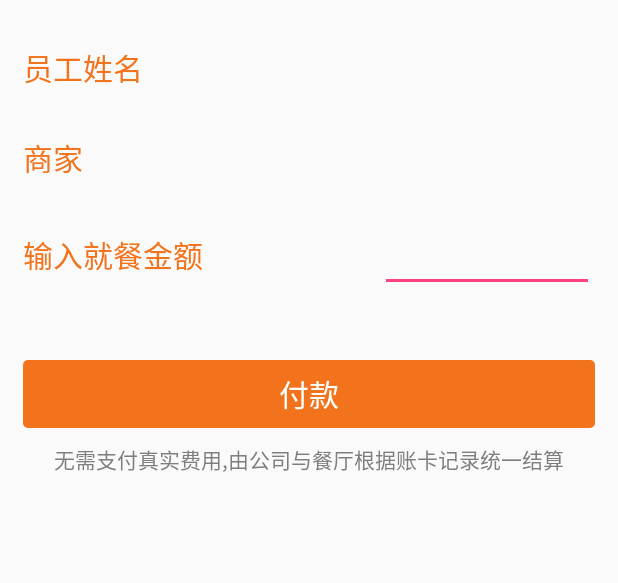
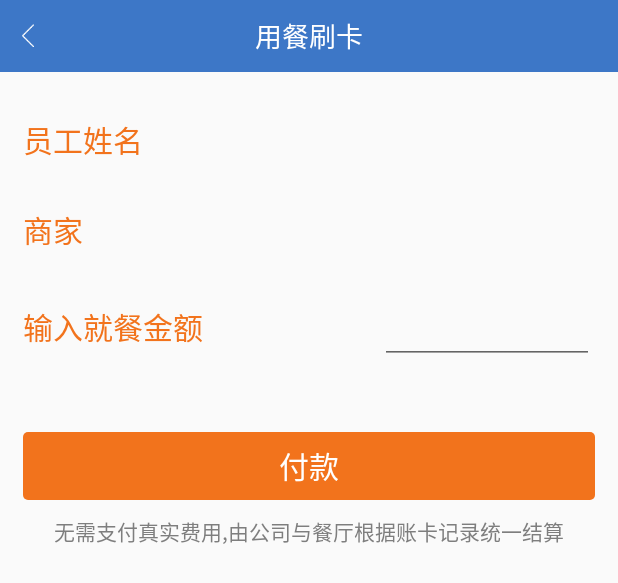
Before and after one commit to datayes-dev/moa-android, an Android app: the layout activity_pay_money.xml on its own in the app's theme, with its tools: preview values and no code run, on a phone screen of 412 x 824 dp. Shown: the top 583 px of the screen. Run offline under Robolectric (Android 15) with nearby library versions, the phone set to English and light mode, and no system bars.

Commit message:
title View

```diff
--- /dev/null
+++ b/app/src/main/java/com/datayes/dyoa/common/view/CMarqueeText.java
@@ -0,0 +1,57 @@
+/*
+ * *
+ *  * 通联数据机密
+ *  * --------------------------------------------------------------------
+ *  * 通联数据股份公司版权所有 © 2013-2016
+ *  *
+ *  * 注意：本文所载所有信息均属于通联数据股份公司资产。本文所包含的知识和技术概念均属于
+ *  * 通联数据产权，并可能由中国、美国和其他国家专利或申请中的专利所覆盖，并受商业秘密或
+ *  * 版权法保护。
+ *  * 除非事先获得通联数据股份公司书面许可，严禁传播文中信息或复制本材料。
+ *  *
+ *  * DataYes CONFIDENTIAL
+ *  * --------------------------------------------------------------------
+ *  * Copyright © 2013-2016 DataYes, All Rights Reserved.
+ *  *
+ *  * NOTICE: All information contained herein is the property of DataYes
+ *  * Incorporated. The intellectual and technical concepts contained herein are
+ *  * proprietary to DataYes Incorporated, and may be covered by China, U.S. and
+ *  * Other Countries Patents, patents in process, and are protected by trade
+ *  * secret or copyright law.
+ *  * Dissemination of this information or reproduction of this material is
+ *  * strictly forbidden unless prior written permission is obtained from DataYes.
+ *
+ */
+package com.datayes.dyoa.common.view;
+
+import android.content.Context;
+import android.util.AttributeSet;
+import android.widget.TextView;
+
+/**
+ * @brief 任何状态下都可以跑马的TextView
+ * @author shenen.gao
+ * @date 2016-4-5 下午1:58:21
+ * @version 1.0
+ *
+ */
+public class CMarqueeText extends TextView {
+
+	public CMarqueeText(Context context, AttributeSet attrs, int defStyleAttr) {
+		super(context, attrs, defStyleAttr);
+	}
+
+	public CMarqueeText(Context context, AttributeSet attrs) {
+		super(context, attrs);
+	}
+
+	public CMarqueeText(Context context) {
+		super(context);
+	}
+
+	@Override
+	public void onWindowFocusChanged(boolean hasWindowFocus) {
+
+//		super.onWindowFocusChanged(hasWindowFocus);
+	}
+}
--- /dev/null
+++ b/app/src/main/java/com/datayes/dyoa/common/view/CTitle.java
@@ -0,0 +1,318 @@
+/*
+ * *
+ *  * 通联数据机密
+ *  * --------------------------------------------------------------------
+ *  * 通联数据股份公司版权所有 © 2013-2016
+ *  *
+ *  * 注意：本文所载所有信息均属于通联数据股份公司资产。本文所包含的知识和技术概念均属于
+ *  * 通联数据产权，并可能由中国、美国和其他国家专利或申请中的专利所覆盖，并受商业秘密或
+ *  * 版权法保护。
+ *  * 除非事先获得通联数据股份公司书面许可，严禁传播文中信息或复制本材料。
+ *  *
+ *  * DataYes CONFIDENTIAL
+ *  * --------------------------------------------------------------------
+ *  * Copyright © 2013-2016 DataYes, All Rights Reserved.
+ *  *
+ *  * NOTICE: All information contained herein is the property of DataYes
+ *  * Incorporated. The intellectual and technical concepts contained herein are
+ *  * proprietary to DataYes Incorporated, and may be covered by China, U.S. and
+ *  * Other Countries Patents, patents in process, and are protected by trade
+ *  * secret or copyright law.
+ *  * Dissemination of this information or reproduction of this material is
+ *  * strictly forbidden unless prior written permission is obtained from DataYes.
+ *
+ */
+
+package com.datayes.dyoa.common.view;
+
+import java.io.IOException;
+
+import android.content.Context;
+import android.content.res.TypedArray;
+import android.graphics.drawable.Drawable;
+import android.util.AttributeSet;
+import android.view.KeyEvent;
+import android.view.LayoutInflater;
+import android.view.View;
+import android.view.View.OnClickListener;
+import android.widget.Button;
+import android.widget.RelativeLayout;
+import android.widget.TextView;
+import com.datayes.dyoa.R;
+
+
+/**
+ * @brief 公用title
+ * @date 2014-11-13 上午9:56:08
+ */
+public class CTitle extends RelativeLayout implements OnClickListener {
+
+    /**
+     * @author shenen.gao
+     *  @brief 标题层大于3层有返回按钮
+     *  @param context
+     *  @param btn void
+     *  @throws
+     * @date 2016-2-26 上午11:13:30
+     *
+     */
+
+
+    private Button fRrightLeftBtn;// 右侧左数第一个按钮
+    private Button fRightBtn, fLeftBtn, fLeftBtn1;// 最右侧按钮,左侧按钮
+    private TextView fTitleTxt, fTitleTxt1, fRightText;// 标题，右侧按钮显示文案
+    private RelativeLayout titleBar;
+
+    public Button getfRrightLeftBtn() {
+        return fRrightLeftBtn;
+    }
+
+    public CTitle(Context context, AttributeSet attrs) {
+        super(context, attrs);
+        init();
+        setAttribute(context, attrs);
+    }
+
+    private void init() {
+        LayoutInflater inflater = (LayoutInflater) getContext()
+                .getSystemService(Context.LAYOUT_INFLATER_SERVICE);
+        inflater.inflate(R.layout.title_bar, this, true);
+        titleBar = (RelativeLayout) findViewById(R.id.rl_title_bar);
+        fTitleTxt = (TextView) findViewById(R.id.titleTxt);
+        fTitleTxt1 = (TextView) findViewById(R.id.titleTxt1);
+        fRrightLeftBtn = (Button) findViewById(R.id.rightLeftBtn);
+        fRightBtn = (Button) findViewById(R.id.rightBtn);
+        fLeftBtn = (Button) findViewById(R.id.leftBtn);
+        fLeftBtn1 = (Button) findViewById(R.id.leftBtn1);
+        fRightText = (TextView) findViewById(R.id.rightText);
+    }
+
+    private void setAttribute(Context context, AttributeSet attrs) {
+        TypedArray typedArray = context.obtainStyledAttributes(attrs,
+                R.styleable.mTitle);
+
+        String txt = typedArray.getString(R.styleable.mTitle_titleValue);
+        if (txt != null && !"".equals(txt)) {
+            fTitleTxt.setText(txt);
+        }
+
+        Drawable right_bg = typedArray
+                .getDrawable(R.styleable.mTitle_title_right_btn_bg);
+        if (right_bg != null) {
+            right_bg.setBounds(0, 0,
+                    right_bg.getMinimumWidth(),
+                    right_bg.getMinimumHeight());
+
+            fRightBtn.setCompoundDrawables(right_bg, null, null, null);
+            fRightBtn.setVisibility(View.VISIBLE);
+        }
+
+        if (typedArray.getBoolean(R.styleable.mTitle_title_back, false)) {// title_back
+            // 属性设置为true时
+            // title返回键模拟发送硬件返回键
+            fLeftBtn.setOnClickListener(this);
+        }
+        if (typedArray.getBoolean(R.styleable.mTitle_display_left_back_drawable,
+                false)) {// title_back
+            // 属性设置为true时
+            // title返回键有图标
+            fLeftBtn.setCompoundDrawables(null, null, null, null);
+        }
+
+        Drawable left_btn_drawable = typedArray.getDrawable(R.styleable.mTitle_left_btn_drawable);
+        if (left_btn_drawable != null) {
+            left_btn_drawable.setBounds(0, 0,
+                    left_btn_drawable.getMinimumWidth(),
+                    left_btn_drawable.getMinimumHeight());
+
+            fLeftBtn.setCompoundDrawables(left_btn_drawable, null, null, null);
+        }
+
+        if (typedArray.getBoolean(R.styleable.mTitle_leftBtn_visibility, false)) {
+            fLeftBtn.setVisibility(View.GONE);
+        }
+
+        String rightInfo = typedArray.getString(R.styleable.mTitle_rightNote);
+        if (rightInfo != null && !"".equals(rightInfo)) {
+            fRightText.setText(rightInfo);
+
+        }
+        Drawable title_rightNote_drawable = typedArray
+                .getDrawable(R.styleable.mTitle_rightNote_drawable);
+        if (title_rightNote_drawable != null) {
+            title_rightNote_drawable.setBounds(0, 0,
+                    title_rightNote_drawable.getMinimumWidth(),
+                    title_rightNote_drawable.getMinimumHeight());
+
+            fRightText.setCompoundDrawables(null, null,
+                    title_rightNote_drawable, null);
+        }
+
+        int right_text_margin = (int) typedArray.getDimension(
+                R.styleable.mTitle_right_text_margin_right, 0);
+
+        if (right_text_margin > 0) {
+
+            LayoutParams layoutParams = (LayoutParams) fRightText
+                    .getLayoutParams();
+
+            if (layoutParams != null) {
+
+                layoutParams.setMargins(0, 0, right_text_margin, 0);
+
+                fRightText.setLayoutParams(layoutParams);
+            }
+        }
+
+        int right_text_appearance = typedArray.getResourceId(
+                R.styleable.mTitle_right_text_text_appearance, 0);
+
+        if (right_text_appearance > 0) {
+            fRightText.setTextAppearance(getContext(), right_text_appearance);
+        }
+
+        Drawable right_left_bg = typedArray
+                .getDrawable(R.styleable.mTitle_title_right_left_btn_bg);
+        if (right_left_bg != null) {
+
+            right_left_bg.setBounds(0, 0,
+                    right_left_bg.getMinimumWidth(),
+                    right_left_bg.getMinimumHeight());
+
+            fRrightLeftBtn.setCompoundDrawables(right_left_bg, null, null, null);
+
+        }
+
+        int right_btn_margin_right = (int) typedArray.getDimension(
+                R.styleable.mTitle_right_btn_margin_right, 0);
+
+        if (right_btn_margin_right > 0) {
+
+            fRightBtn.setPadding(0, 0, right_btn_margin_right, 0);
+        }
+
+        typedArray.recycle();
+    }
+
+    public void setRightBtnVisibility(int vis) {
+        if (fRightBtn != null) {
+            fRightBtn.setVisibility(vis);
+        }
+    }
+
+    public void setLeftValue(String leftValue) {
+        if (leftValue != null && !"".equals(leftValue) && fLeftBtn != null) {
+            fLeftBtn.setText(leftValue);
+        }
+
+    }
+
+    public Button getRightBtn() {
+        return fRightBtn;
+    }
+
+    public Button getLeftBtn() {
+        return fLeftBtn;
+    }
+
+    public TextView getRightText() {
+        return fRightText;
+    }
+
+    public void setRightBtnValue(String leftValue) {
+        if (fRightBtn != null && !"".equals(fRightBtn) && fRightBtn != null) {
+            fRightBtn.setText(leftValue);
+        }
+
+    }
+
+    public void setRightTextClick(View.OnClickListener l) {
+        if (fRightText != null) {
+            fRightText.setOnClickListener(l);
+        }
+    }
+
+    public void setRightTextStr(String str) {
+        if (fRightText != null) {
+            fRightText.setText(str);
+        }
+    }
+
+    public void setRightLeftBtnClick(View.OnClickListener l) {
+        if (fRrightLeftBtn != null) {
+            fRrightLeftBtn.setOnClickListener(l);
+        }
+    }
+
+    public void setRightBtnText(String rightbtn) {
+        findViewById(R.id.rightFenGeLayout).setVisibility(View.VISIBLE);
+        fRightBtn.setVisibility(View.GONE);
+        Button rightFenGe = (Button) findViewById(R.id.rightFenGe);
+
+        rightFenGe.setPadding(15, 0, 15, 0);
+        rightFenGe.setText(rightbtn);
+
+
+    }
+
+    public void setRightBtnBg(int resid) {
+        if (fRightBtn != null) {
+            fRightBtn.setBackgroundResource(resid);
+
+        }
+    }
+
+    public void setrightFenGeClick(View.OnClickListener l) {
+        findViewById(R.id.rightFenGe).setOnClickListener(l);
+
+    }
+
+    public void setRightBtnClick(View.OnClickListener l) {
+        if (fRightBtn != null) {
+            fRightBtn.setOnClickListener(l);
+        }
+    }
+
+    public void setLeftBtnClick(View.OnClickListener l) {
+        if (fLeftBtn != null) {
+            fLeftBtn.setOnClickListener(l);
+        }
+    }
+
+    public void setTitleText(String value) {
+        if (fTitleTxt != null) {
+            fTitleTxt.setText(value);
+        }
+    }
+
+    public void setTitleBarColor(int color) {
+        if (titleBar != null) {
+            titleBar.setBackgroundColor(titleBar.getResources().getColor(color));
+        }
+    }
+
+    public TextView getTextView() {
+        return fTitleTxt;
+    }
+
+    public TextView getTextView1() {
+        return fTitleTxt1;
+    }
+
+    @Override
+    public void onClick(View v) {
+        switch (v.getId()) {
+            case R.id.leftBtn:
+                try {
+                    // 模拟发送返回键
+                    Runtime runtime = Runtime.getRuntime();
+                    runtime.exec("input keyevent " + KeyEvent.KEYCODE_BACK);
+                } catch (IOException e) {
+                    e.printStackTrace();
+                }
+                break;
+            default:
+                break;
+        }
+    }
+}
--- /dev/null
+++ b/app/src/main/res/drawable/icon_back_bg.xml
@@ -0,0 +1,9 @@
+<?xml version="1.0" encoding="utf-8"?>
+<selector
+  xmlns:android="http://schemas.android.com/apk/res/android">
+  <item
+    android:state_pressed="true"
+    android:drawable="@mipmap/icon_back_p" />
+  <item
+    android:drawable="@mipmap/icon_back_p" />
+</selector>
--- a/app/src/main/res/layout/activity_pay_money.xml
+++ b/app/src/main/res/layout/activity_pay_money.xml
@@ -1,5 +1,16 @@
 <?xml version="1.0" encoding="utf-8"?>
 <LinearLayout xmlns:android="http://schemas.android.com/apk/res/android"
+              xmlns:irr="http://schemas.android.com/apk/res-auto"
+              android:layout_width="match_parent"
+              android:layout_height="match_parent"
+              android:orientation="vertical">
+
+    <com.datayes.dyoa.common.view.CTitle
+        android:layout_width="fill_parent"
+        android:layout_height="wrap_content"
+        irr:titleValue="@string/pay_title"/>
+
+    <LinearLayout
         android:layout_width="match_parent"
         android:layout_height="match_parent"
         android:layout_marginLeft="15dp"
@@ -97,5 +108,5 @@
             android:text="@string/message_key"
             android:textAppearance="@style/font_T3"
             android:textColor="@color/color_H7"/>
-
     </LinearLayout>
+</LinearLayout>
--- /dev/null
+++ b/app/src/main/res/layout/title_bar.xml
@@ -0,0 +1,136 @@
+<?xml version="1.0" encoding="utf-8"?>
+<RelativeLayout xmlns:android="http://schemas.android.com/apk/res/android"
+                android:id="@+id/rl_title_bar"
+                android:layout_width="fill_parent"
+                android:layout_height="48dip"
+                android:background="@color/color_B1"
+                android:orientation="horizontal">
+
+    <Button
+        android:id="@+id/leftBtn"
+        android:layout_width="wrap_content"
+        android:layout_height="fill_parent"
+        android:layout_alignParentLeft="true"
+        android:layout_centerVertical="true"
+        android:background="@null"
+        android:drawableLeft="@drawable/icon_back_bg"
+        android:paddingLeft="10dp"
+        android:paddingRight="6dp"
+        android:textColor="#ffffffff"
+        android:textSize="18sp" />
+
+    <Button
+        android:id="@+id/leftBtn1"
+        android:layout_width="wrap_content"
+        android:layout_height="fill_parent"
+        android:layout_centerVertical="true"
+        android:layout_toRightOf="@id/leftBtn"
+        android:background="@null"
+        android:paddingRight="30dp"
+        android:textAppearance="@style/font_T4"
+        android:textColor="@color/color_W1"
+        android:visibility="gone" />
+
+    <com.datayes.dyoa.common.view.CMarqueeText
+        android:id="@+id/titleTxt"
+        android:layout_width="match_parent"
+        android:layout_height="wrap_content"
+        android:layout_centerVertical="true"
+        android:layout_marginLeft="75dp"
+        android:layout_marginRight="75dp"
+        android:drawablePadding="4dp"
+        android:ellipsize="marquee"
+        android:focusable="true"
+        android:focusableInTouchMode="true"
+        android:gravity="center"
+        android:includeFontPadding="false"
+        android:lineSpacingExtra="0dp"
+        android:marqueeRepeatLimit="marquee_forever"
+        android:scrollHorizontally="true"
+        android:singleLine="true"
+        android:textColor="@color/color_W1"
+        android:textAppearance="@style/font_T7" />
+
+    <TextView
+        android:id="@+id/titleTxt1"
+        android:layout_width="match_parent"
+        android:layout_height="wrap_content"
+        android:layout_alignParentBottom="true"
+        android:layout_marginLeft="75dp"
+        android:layout_marginRight="75dp"
+        android:ellipsize="marquee"
+        android:focusable="true"
+        android:focusableInTouchMode="true"
+        android:gravity="top|center_horizontal"
+        android:includeFontPadding="false"
+        android:marqueeRepeatLimit="marquee_forever"
+        android:scrollHorizontally="true"
+        android:singleLine="true"
+        android:textAppearance="@style/font_T3"
+        android:textColor="@color/color_W1"
+        android:visibility="gone" />
+
+    <Button
+        android:id="@+id/rightBtn"
+        android:layout_width="wrap_content"
+        android:layout_height="fill_parent"
+        android:layout_alignParentRight="true"
+        android:layout_centerVertical="true"
+        android:layout_marginRight="0dip"
+        android:background="#00000000"
+        android:gravity="center"
+        android:textColor="#ffcccccc"
+        android:textSize="18sp" />
+
+    <TextView
+        android:id="@+id/rightText"
+        android:layout_width="wrap_content"
+        android:layout_height="match_parent"
+        android:layout_centerVertical="true"
+        android:layout_marginRight="15dp"
+        android:layout_toLeftOf="@id/rightBtn"
+        android:gravity="center"
+        android:textColor="@color/color_H5"
+        android:textAppearance="@style/font_T5" />
+
+    <Button
+        android:id="@+id/rightLeftBtn"
+        android:layout_width="wrap_content"
+        android:layout_height="fill_parent"
+        android:layout_centerVertical="true"
+        android:layout_toLeftOf="@id/rightText"
+        android:background="#00000000"
+        android:gravity="center"
+        android:paddingLeft="15dp"
+        android:paddingRight="15dp" />
+
+    <RelativeLayout
+        android:id="@+id/rightFenGeLayout"
+        android:layout_width="wrap_content"
+        android:layout_height="wrap_content"
+        android:layout_alignParentRight="true"
+        android:layout_centerVertical="true"
+        android:visibility="gone">
+
+        <ImageView
+            android:id="@+id/alignrightLeftBtn"
+            android:layout_width="wrap_content"
+            android:layout_height="wrap_content"
+            android:layout_centerVertical="true"
+            android:layout_marginRight="-1dip"
+            android:background="@mipmap/break_line"
+            android:contentDescription="@string/app_name" />
+
+        <Button
+            android:id="@+id/rightFenGe"
+            android:layout_width="wrap_content"
+            android:layout_height="wrap_content"
+            android:layout_centerVertical="true"
+            android:layout_toRightOf="@+id/alignrightLeftBtn"
+            android:background="@null"
+            android:singleLine="true"
+            android:textColor="@color/color_W1"
+            android:textSize="14sp" />
+    </RelativeLayout>
+
+</RelativeLayout>
--- a/app/src/main/res/values/strings.xml
+++ b/app/src/main/res/values/strings.xml
@@ -10,4 +10,5 @@
     <string name="swipe_card_success">刷卡成功</string>
     <string name="trade_history">查看交易记录</string>
 
+    <string name="pay_title">用餐刷卡</string>
 </resources>
```
Also changed, not shown: app/src/main/res/layout/activity_trade_finish.xml (+13 -1 lines), app/src/main/res/values/attrs.xml (added, +21 -0 lines), app/src/main/res/mipmap-xxxhdpi/break_line.png (added), app/src/main/res/mipmap-xxxhdpi/icon_back_p.png (added). Lines whose indentation alone changed are shown as unchanged.
